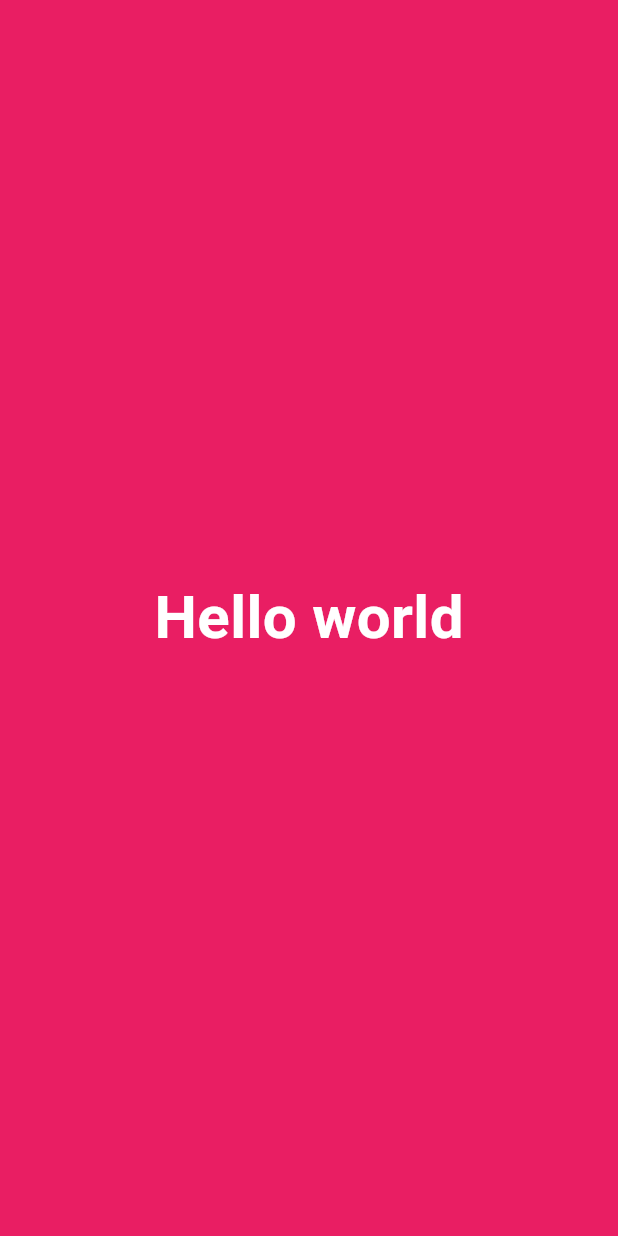
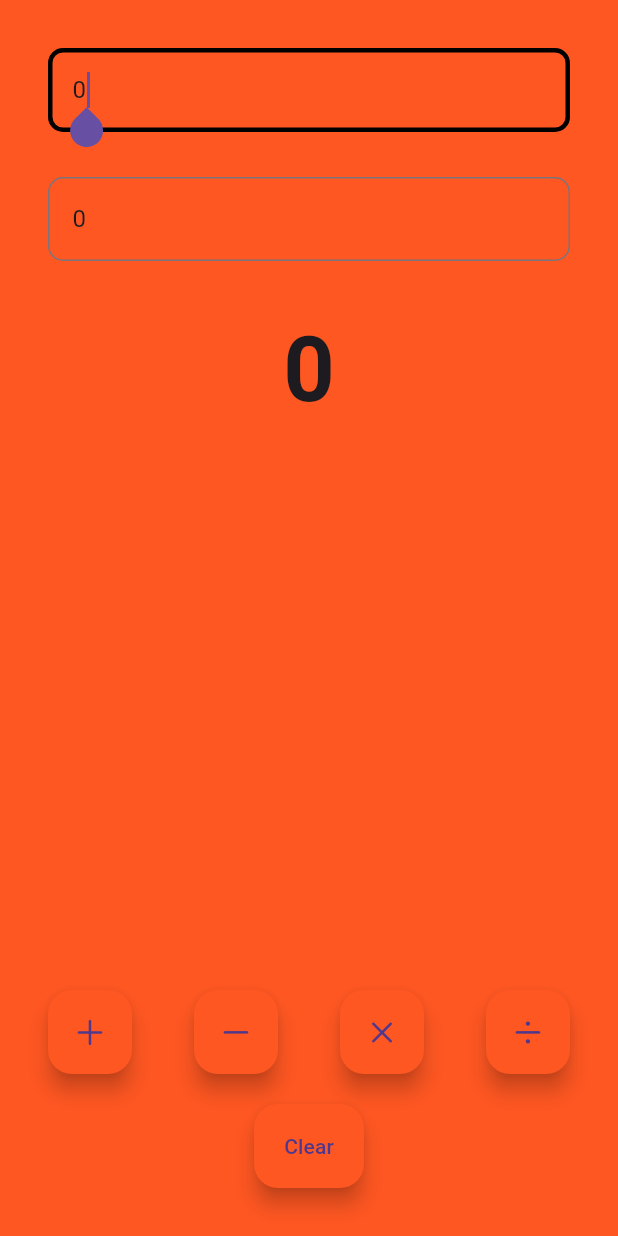
Before and after one commit to parvati2004/flutterpract, a Flutter app: the screen it shows after launch, on a phone screen of 412 x 824 dp. Run offline on Flutter 3.47's test engine with Material 3 defaults, Android fonts, the phone set to English and light mode, and no system bars; statements that could not run were skipped.

Commit message:
fulutter day 1

```diff
--- a/lib/app/app.dart
+++ b/lib/app/app.dart
@@ -1,4 +1,5 @@
 import 'package:flutter/material.dart';
+import 'package:flutterpract/views/home_view.dart';
 
 class MyApp extends StatelessWidget {
   const MyApp({
@@ -9,18 +10,10 @@ class MyApp extends StatelessWidget {
   Widget build(BuildContext context) {
     return MaterialApp(
       title: "Flutter Learn",
-      home: Material(
-        child: Container(
-        color:Colors.pink,
-        child:Center(child: Text("Hello world",
-        style:TextStyle(
-          fontSize:40,
-          color:Colors.white,
-          fontWeight:FontWeight.bold
-        )
-        )),
-        ),
+      theme:ThemeData(
+        primarySwatch: Colors.deepOrange,
       ),
+      home: HomeView()
     );
   }
 }
--- /dev/null
+++ b/lib/views/calculator_view.dart
@@ -0,0 +1,183 @@
+import 'package:flutter/cupertino.dart';
+import 'package:flutter/material.dart';
+
+class CalculatorView extends StatefulWidget{
+  const CalculatorView({super.key});
+
+
+
+  @override
+  State<CalculatorView> createState() => _CalculatorViewState();
+}
+
+class _CalculatorViewState extends State<CalculatorView> {
+
+ int x=0;
+ int y=0;
+ num z=0;
+
+ final displayOneController=TextEditingController();
+  final displayTwoController=TextEditingController();
+ late final AppLifecycleListener _listener;
+
+ @override
+  void initState() {
+    // TODO: implement initState
+    super.initState();
+    displayOneController.text=x.toString();
+    displayTwoController.text=x.toString();
+    _listener=AppLifecycleListener(
+      onShow:_onShow,
+      onHide:_onHide,
+      onResume:_onResume,
+      onDetach: _onDetach,
+      onInactive: _onInactive,
+      onPause:_onPause,
+      onRestart: _onRestart,
+      onStateChange: _onStateChanged,
+      onExitRequested: _onExitRequested
+    );
+  }
+  @override
+  Widget build(BuildContext context)
+  {
+    return Padding(
+      padding:  EdgeInsets.all(32.0),
+      child:   Column(
+        children: [
+          //Calculator Display
+          CalculatorDisplay(
+            hint:"Enter First Number",
+            controller:displayOneController,
+            ),
+          SizedBox(height:30),
+           CalculatorDisplay( hint:"Enter second Number",
+            controller:displayTwoController,
+           ),
+            SizedBox(height:30),
+            Text(z.toString(),
+            style:TextStyle(
+              fontSize:60,
+              fontWeight:FontWeight.bold,
+            ),
+            ),
+          Spacer(),
+          Row(
+            mainAxisAlignment:MainAxisAlignment.spaceBetween,
+
+            children: [
+              FloatingActionButton(
+                onPressed:(){
+                  setState(() {
+                  z=num.tryParse(displayOneController.text)!+num.tryParse(displayTwoController.text)!;
+                  print(z);
+
+                  });
+
+                },
+                 backgroundColor: Colors.deepOrange,
+                child:Icon(CupertinoIcons.add,),
+                 ),
+                  FloatingActionButton(
+                onPressed:(){
+                    setState(() {
+                  z=num.tryParse(displayOneController.text)!-num.tryParse(displayTwoController.text)!;
+                  print(z);
+
+                  });
+                },
+                 backgroundColor: Colors.deepOrange,
+                child:Icon(CupertinoIcons.minus),
+                 ),
+                  FloatingActionButton(
+                onPressed:(){
+                   setState(() {
+                  z=num.tryParse(displayOneController.text)!*num.tryParse(displayTwoController.text)!;
+                  print(z);
+
+                  });
+                },
+                 backgroundColor: Colors.deepOrange,
+                child:Icon(CupertinoIcons.multiply),
+                 ),
+                  FloatingActionButton(
+                onPressed:(){
+                     setState(() {
+                  z=num.tryParse(displayOneController.text)!/num.tryParse(displayTwoController.text)!;
+                  print(z);
+
+                  });
+                },
+                 backgroundColor: Colors.deepOrange,
+                child:Icon(CupertinoIcons.divide),
+                 )
+
+            ],
+          ),
+          SizedBox(height:20),
+             FloatingActionButton.extended(
+                onPressed:(){
+                   setState(() {
+                     x=0;
+                     y=0;
+                     z=0;
+                     displayOneController.clear();
+                     displayTwoController.clear();
+                   });
+                },
+                label:Text("Clear"),
+                 backgroundColor: Colors.deepOrange,
+
+                 ),
+
+
+        ],
+
+      ),
+    );
+  }
+}
+
+class CalculatorDisplay extends StatelessWidget {
+  const CalculatorDisplay({
+    super.key,
+    this.hint="Enter a number",
+    required this.controller,
+  });
+final String?hint;
+final TextEditingController controller;
+
+
+  @override
+  Widget build(BuildContext context) {
+    return TextField(
+
+      controller:controller,
+      keyboardType: TextInputType.number,
+      autofocus:true,
+
+      decoration: InputDecoration(
+         focusedBorder:OutlineInputBorder(
+          borderSide: BorderSide(
+            color:Colors.black,
+            width:3.0,
+          ),
+           borderRadius:BorderRadius.circular(10),
+         ),
+          border:OutlineInputBorder(
+          borderSide: BorderSide(
+            color:Colors.black,
+            width:3.0,
+          ),
+          borderRadius:BorderRadius.circular(10),
+          ),
+
+        hintText:hint,
+        hintStyle:TextStyle(
+        color:Colors.black,
+        ),
+      ),
+
+    );
+  }
+}
--- /dev/null
+++ b/lib/views/home_view.dart
@@ -0,0 +1,18 @@
+import 'package:flutter/material.dart';
+import 'package:flutterpract/views/calculator_view.dart';
+
+class HomeView extends StatelessWidget {
+  const HomeView({super.key});
+
+  @override
+  Widget build(BuildContext context) {
+    return Scaffold(
+      backgroundColor: Colors.deepOrange,
+        body: SafeArea(
+
+          child:CalculatorView(),
+
+        ),
+      );
+  }
+}
```
Also changed, not shown: 1 other file.
